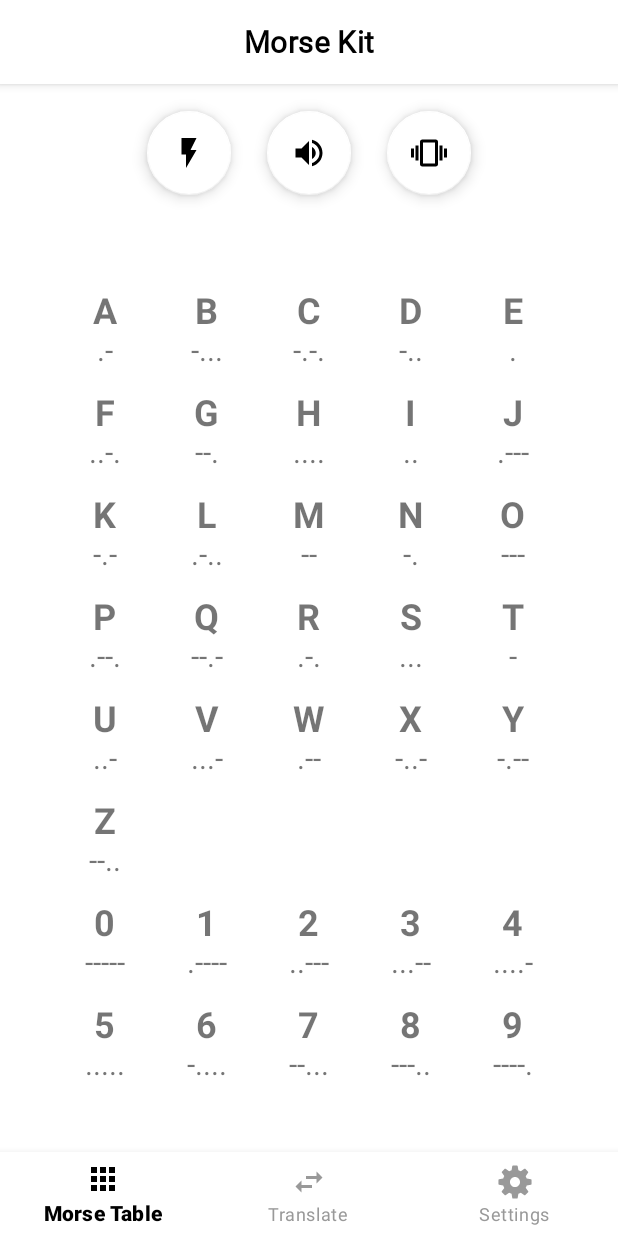
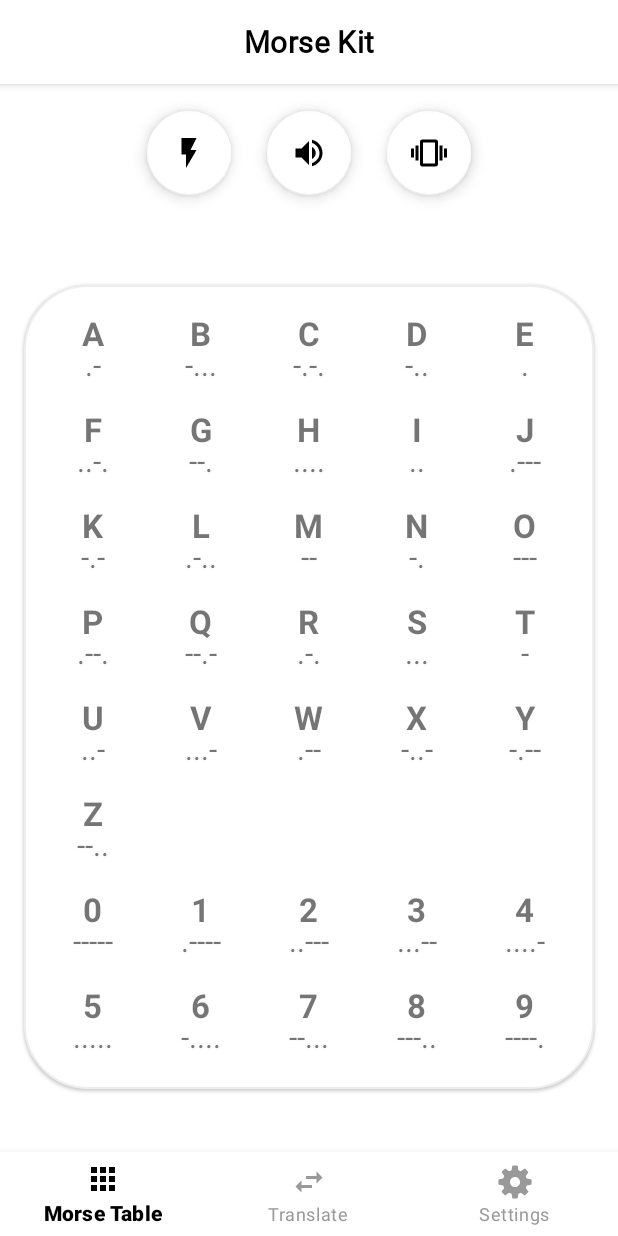
Before and after one commit to Shailesh351/Morse, an Android app: the screen it shows after launch (MainActivity), on a phone screen of 412 x 824 dp. Run offline under Robolectric (Android 15) with nearby library versions, the phone set to English and light mode, and no system bars; libraries missing offline, so code that uses them is left out: com.f2prateek.rx; 7 statements that could not run were skipped.

Commit message:
feat: Add round border to recycler view

```diff
--- a/app/src/main/java/me/shellbell/morse/controller/BaseController.kt
+++ b/app/src/main/java/me/shellbell/morse/controller/BaseController.kt
@@ -9,7 +9,7 @@ import me.shellbell.morselib.Morse
  * Created by Shailesh351 on 23/6/19.
  */
 
-abstract class BaseController(private val pref: Preference<Boolean>) : Runnable {
+abstract class BaseController(pref: Preference<Boolean>) : Runnable {
 
     private var thread: Thread? = null
     private var stringToEncode = ""
--- a/app/src/main/java/me/shellbell/morse/helper/Helper.kt
+++ b/app/src/main/java/me/shellbell/morse/helper/Helper.kt
@@ -13,6 +13,6 @@ class Helper {
         const val PREF_SOUND = "pref_sound"
         const val PREF_VIBRATION = "pref_vibration"
 
-        const val NEW_PLAY_DELAY = 500L
+        const val NEW_PLAY_DELAY = 600L
     }
 }
--- /dev/null
+++ b/app/src/main/res/drawable/recycler_view_border.xml
@@ -0,0 +1,13 @@
+<?xml version="1.0" encoding="UTF-8"?>
+<shape xmlns:android="http://schemas.android.com/apk/res/android">
+    <solid android:color="#FFFFFF" />
+    <stroke
+        android:width="1dp"
+        android:color="@color/colorButtonRipple" />
+    <corners android:radius="42dp" />
+    <padding
+        android:bottom="12dp"
+        android:left="10dp"
+        android:right="10dp"
+        android:top="12dp" />
+</shape>
--- a/app/src/main/res/layout/fragment_morse_table.xml
+++ b/app/src/main/res/layout/fragment_morse_table.xml
@@ -14,6 +14,8 @@
         android:layout_marginTop="12dp"
         android:layout_marginEnd="12dp"
         android:layout_marginBottom="12dp"
+        android:background="@drawable/recycler_view_border"
+        android:elevation="1dp"
         app:layout_constraintBottom_toBottomOf="parent"
         app:layout_constraintEnd_toEndOf="parent"
         app:layout_constraintStart_toStartOf="parent"
--- a/app/src/main/res/layout/list_item.xml
+++ b/app/src/main/res/layout/list_item.xml
@@ -1,9 +1,12 @@
 <?xml version="1.0" encoding="utf-8"?>
 <LinearLayout xmlns:android="http://schemas.android.com/apk/res/android"
-    android:layout_width="52dp"
-    android:layout_height="52dp"
+    android:layout_width="56dp"
+    android:layout_height="48dp"
     android:layout_gravity="center"
     android:layout_margin="8dp"
+    android:background="?android:attr/selectableItemBackgroundBorderless"
+    android:clickable="true"
+    android:focusable="true"
     android:orientation="vertical">
 
     <androidx.appcompat.widget.AppCompatTextView
@@ -13,9 +16,10 @@
         android:layout_gravity="center"
         android:gravity="center"
         android:includeFontPadding="false"
+        android:lineSpacingExtra="0dp"
         android:text="B"
         android:textAllCaps="true"
-        android:textSize="24sp"
+        android:textSize="22sp"
         android:textStyle="bold" />
 
     <androidx.appcompat.widget.AppCompatTextView
@@ -23,6 +27,7 @@
         android:layout_width="wrap_content"
         android:layout_height="wrap_content"
         android:layout_gravity="center"
+        android:layout_marginTop="-4dp"
         android:gravity="center"
         android:includeFontPadding="false"
         android:lineSpacingExtra="0dp"
```
